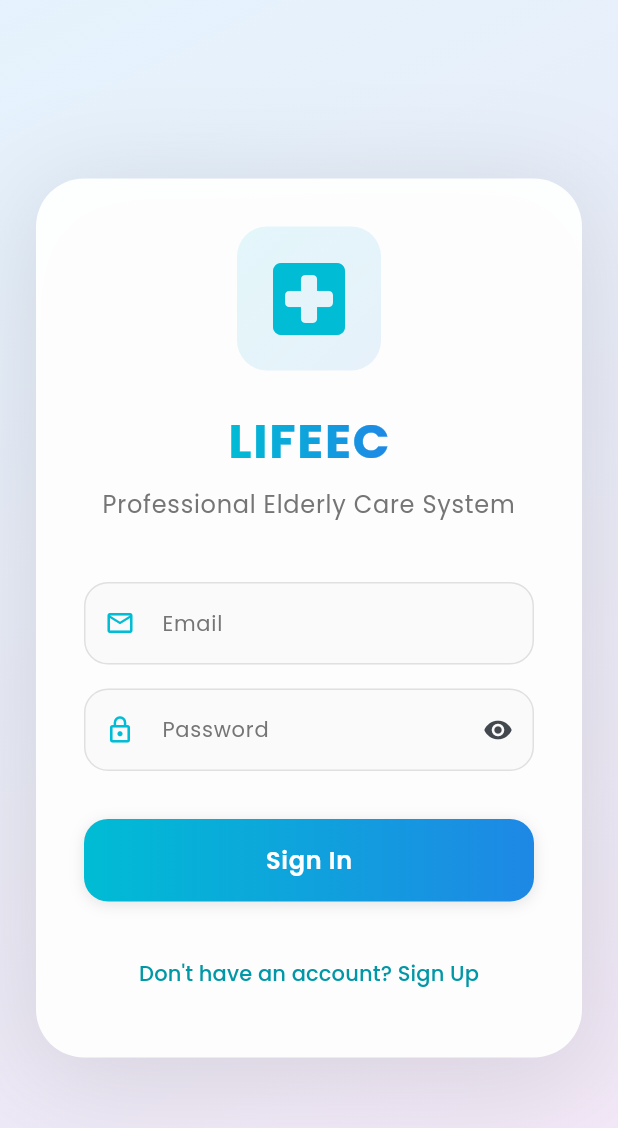
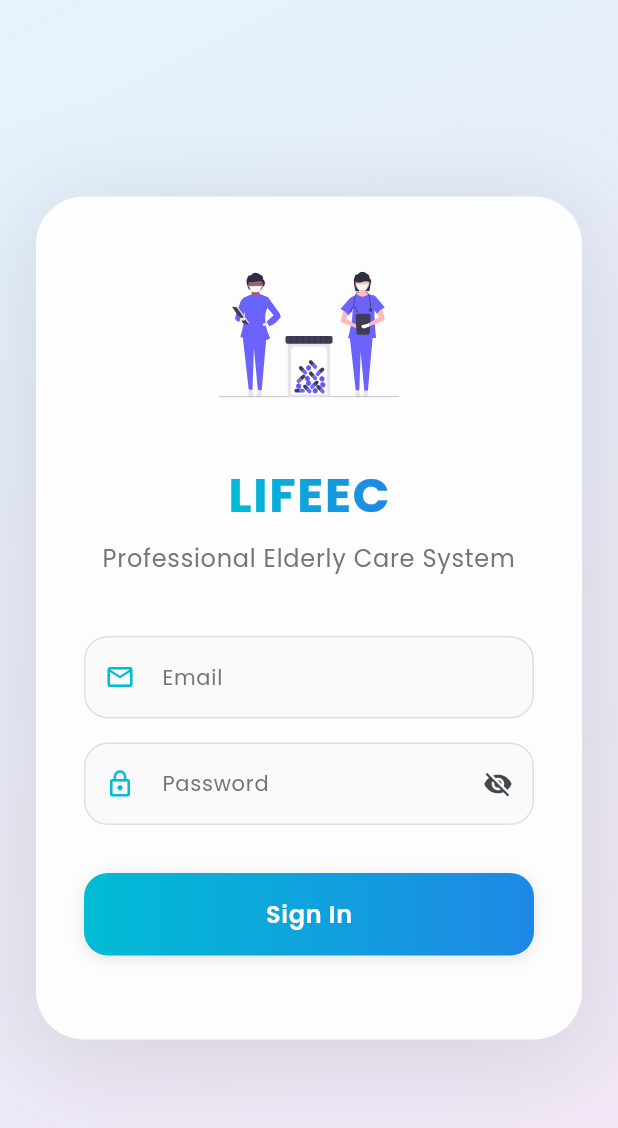
Before and after one commit to Kenneth14031129/LIFEEC_MOBILE-1-, a Flutter app: the screen it shows after launch, on a phone screen of 412 x 824 dp. Shown: the top 1128 px of the screen. Run offline on Flutter 3.47's test engine with Material 3 defaults, Android fonts, the phone set to English and light mode, and no system bars; our stand-ins replace fl_chart, flutter_svg, google_fonts, shared_preferences, timeago.

Commit message:
Update login

```diff
--- a/lib/login_page.dart
+++ b/lib/login_page.dart
@@ -6,6 +6,7 @@ import 'contact_list_screen.dart';
 import 'dashboard.dart';
 import 'package:http/http.dart' as http;
 import 'dart:convert';
+import 'package:flutter_svg/flutter_svg.dart';
 
 class LoginPage extends StatefulWidget {
   const LoginPage({super.key});
@@ -20,8 +21,6 @@ class LoginPageState extends State<LoginPage>
   bool showPassword = false;
   bool isLoading = false;
   late AnimationController _animationController;
-  late Animation<double> _slideAnimation;
-  late Animation<double> _fadeAnimation;
 
   final TextEditingController _emailController = TextEditingController();
   final TextEditingController _passwordController = TextEditingController();
@@ -37,22 +36,6 @@ class LoginPageState extends State<LoginPage>
       vsync: this,
       duration: const Duration(milliseconds: 700),
     );
-
-    _slideAnimation = Tween<double>(
-      begin: 0.0,
-      end: 1.0,
-    ).animate(CurvedAnimation(
-      parent: _animationController,
-      curve: Curves.easeInOut,
-    ));
-
-    _fadeAnimation = Tween<double>(
-      begin: 0.0,
-      end: 1.0,
-    ).animate(CurvedAnimation(
-      parent: _animationController,
-      curve: Curves.easeIn,
-    ));
   }
 
   @override
@@ -63,18 +46,6 @@ class LoginPageState extends State<LoginPage>
     _fullNameController.dispose();
     _phoneController.dispose();
     super.dispose();
-  }
-
-  void _toggleForm() {
-    setState(() {
-      isLogin = !isLogin;
-      _errorMessage = null;
-      if (isLogin) {
-        _animationController.reverse();
-      } else {
-        _animationController.forward();
-      }
-    });
   }
 
 // Add this function outside the class to handle the API response
@@ -341,9 +312,6 @@ class LoginPageState extends State<LoginPage>
                       // Submit Button
                       _buildSubmitButton(),
                       const SizedBox(height: 24),
-
-                      // Toggle Button
-                      _buildToggleButton(),
                     ],
                   ),
                 ),
@@ -358,25 +326,11 @@ class LoginPageState extends State<LoginPage>
   Widget _buildLogoAndTitle() {
     return Column(
       children: [
-        // Logo with cyan background
-        Container(
-          padding: const EdgeInsets.all(16),
-          decoration: BoxDecoration(
-            gradient: LinearGradient(
-              begin: Alignment.topLeft,
-              end: Alignment.bottomRight,
-              colors: [
-                Colors.cyan[500]!.withOpacity(0.1),
-                Colors.blue[600]!.withOpacity(0.1),
-              ],
-            ),
-            borderRadius: BorderRadius.circular(20),
-          ),
-          child: Icon(
-            Icons.local_hospital_rounded,
-            size: 64,
-            color: Colors.cyan[500],
-          ),
+        // Just the SVG without container
+        SvgPicture.asset(
+          'assets/Health.svg',
+          width: 120,
+          height: 120,
         ),
         const SizedBox(height: 24),
         // Gradient Text for LIFEEC
@@ -392,7 +346,7 @@ class LoginPageState extends State<LoginPage>
             style: GoogleFonts.poppins(
               fontSize: 32,
               fontWeight: FontWeight.bold,
-              color: Colors.white, // The color will be masked by gradient
+              color: Colors.white,
               letterSpacing: 1.2,
             ),
           ),
@@ -474,7 +428,7 @@ class LoginPageState extends State<LoginPage>
             obscureText: !showPassword,
             suffixIcon: IconButton(
               icon: Icon(
-                showPassword ? Icons.visibility_off : Icons.visibility,
+                showPassword ? Icons.visibility : Icons.visibility_off,
                 size: 20,
               ),
               onPressed: () => setState(() => showPassword = !showPassword),
@@ -640,23 +594,4 @@ class LoginPageState extends State<LoginPage>
       ),
     );
   }
-
-  Widget _buildToggleButton() {
-    return TextButton(
-      onPressed: _toggleForm,
-      style: TextButton.styleFrom(
-        padding: const EdgeInsets.symmetric(horizontal: 16, vertical: 8),
-      ),
-      child: Text(
-        isLogin
-            ? 'Don\'t have an account? Sign Up'
-            : 'Already have an account? Sign In',
-        style: GoogleFonts.poppins(
-          color: Colors.cyan[700],
-          fontSize: 14,
-          fontWeight: FontWeight.w500,
-        ),
-      ),
-    );
-  }
 }
--- a/lib/messages_page.dart
+++ b/lib/messages_page.dart
@@ -59,7 +59,6 @@ class _MessagesPageState extends State<MessagesPage> {
   final ScrollController _scrollController = ScrollController();
   List<Message> _messages = [];
   String? _currentUserId;
-  bool _isLoading = true;
 
   @override
   void initState() {
@@ -104,7 +103,6 @@ class _MessagesPageState extends State<MessagesPage> {
             _messages = (data['messages'] as List)
                 .map((msg) => Message.fromJson(msg, _currentUserId!))
                 .toList();
-            _isLoading = false;
           });
 
           // Scroll to bottom after loading messages
--- a/pubspec.yaml
+++ b/pubspec.yaml
@@ -18,6 +18,7 @@ dependencies:
   google_fonts: ^6.2.1
   fl_chart: ^0.63.0
   timeago: ^3.2.2
+  flutter_svg: ^2.0.17
 
 dev_dependencies:
   flutter_test:
@@ -26,3 +27,5 @@ dev_dependencies:
 
 flutter:
   uses-material-design: true
+  assets:
+    - assets/Health.svg
```
Also changed, not shown: assets/Health.svg (added), pubspec.lock.
